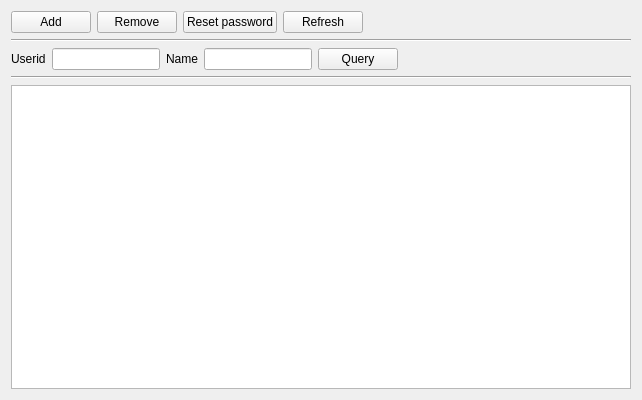
This is hikyuu/admin/widget/Ui_HkuUserManagerWidget.ui in fasiondog/hikyuu as Qt 5 draws it before an edit. The edited form follows.
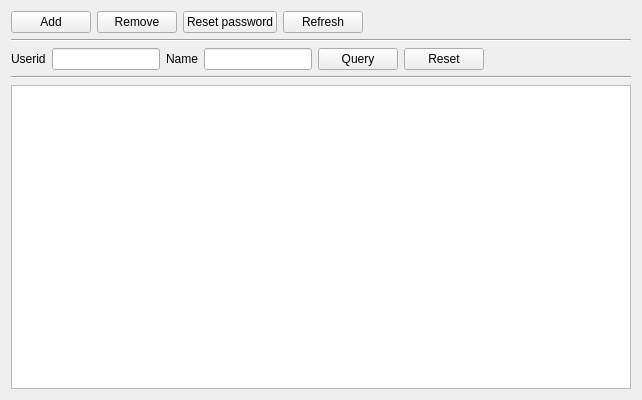
This is the edited form.

Patch:
```diff
--- a/hikyuu/admin/widget/Ui_HkuUserManagerWidget.ui
+++ b/hikyuu/admin/widget/Ui_HkuUserManagerWidget.ui
@@ -117,6 +117,13 @@
          </property>
         </widget>
        </item>
+       <item>
+        <widget class="QPushButton" name="reset_pushButton">
+         <property name="text">
+          <string>Reset</string>
+         </property>
+        </widget>
+       </item>
        <item>
         <spacer name="horizontalSpacer_2">
          <property name="orientation">
```
Left out of the diff: 2 changed lines with no effect on the pictures.
